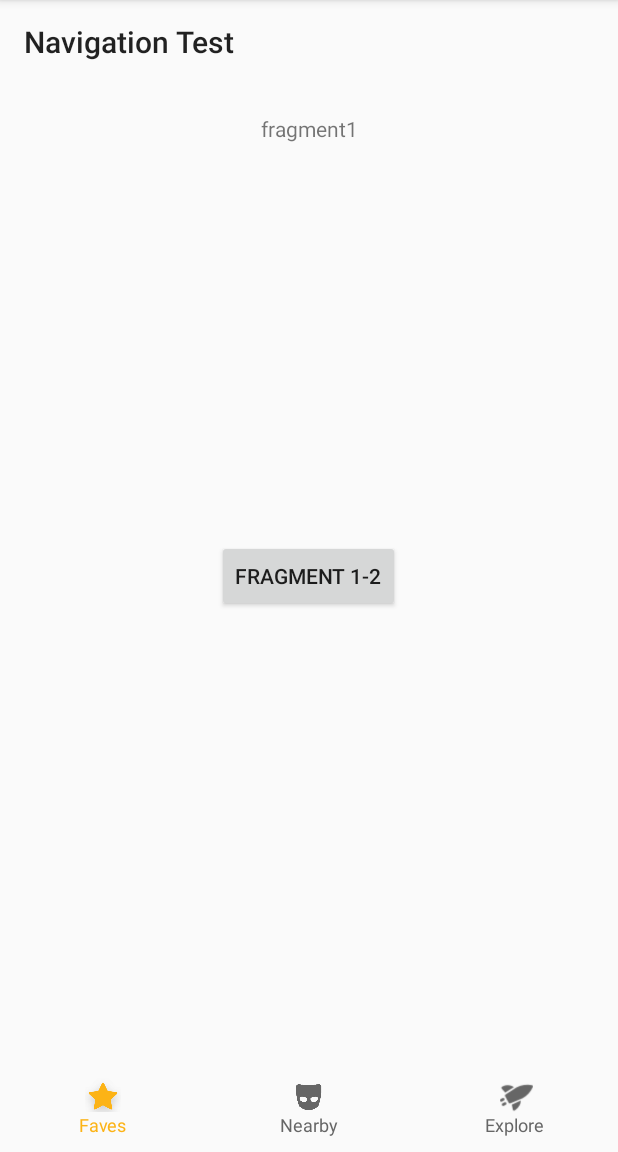
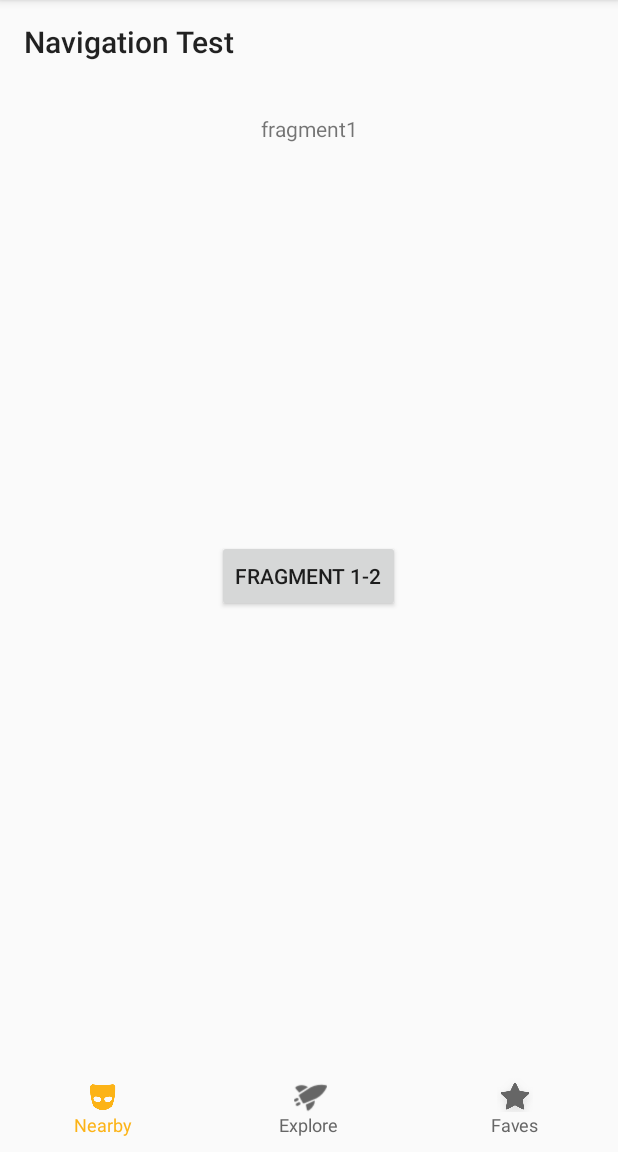
Before and after one commit to JacksonHuangTW1229/MyApplication, an Android app: the screen it shows after launch (MainActivity), on a phone screen of 412 x 824 dp, the part 84-1236 px from its top. Run offline under Robolectric (Android 15) with nearby library versions, the phone set to English and light mode, and no system bars; 1 statement that could not run was skipped.

Commit message:
add HomeTabManager

```diff
--- /dev/null
+++ b/app/src/main/java/com/example/myapplication/HomeTabManager.java
@@ -0,0 +1,225 @@
+package com.example.myapplication;
+
+//
+// Copyright 2016 by Grindr LLC,
+// All rights reserved.
+//
+// This software is confidential and proprietary information of
+// Grindr LLC ("Confidential Information").
+// You shall not disclose such Confidential Information and shall use
+// it only in accordance with the terms of the license agreement
+// you entered into with Grindr LLC.
+//
+
+import android.text.TextUtils;
+
+import java.util.ArrayList;
+import java.util.List;
+
+
+import androidx.annotation.DrawableRes;
+import androidx.annotation.StringDef;
+import androidx.annotation.StringRes;
+import androidx.fragment.app.Fragment;
+import androidx.fragment.app.FragmentManager;
+import androidx.fragment.app.FragmentTransaction;
+
+import static com.example.myapplication.HomeTabManager.FragmentTag.TAG_CASCADE;
+import static com.example.myapplication.HomeTabManager.FragmentTag.TAG_EXPLORE;
+import static com.example.myapplication.HomeTabManager.FragmentTag.TAG_FAVORITES;
+import static com.example.myapplication.HomeTabManager.FragmentTag.TAG_INBOX;
+import static com.example.myapplication.HomeTabManager.FragmentTag.TAG_INTO;
+import static com.example.myapplication.HomeTabManager.FragmentTag.TAG_SUBSCRIPTION;
+import static com.example.myapplication.HomeTabManager.FragmentTag.TAG_UNKNOWN;
+
+public class HomeTabManager {
+    private List<String> tabs = new ArrayList<>();
+
+    @StringDef
+    public @interface FragmentTag {
+        String TAG_CASCADE = "CASCADE";
+        String TAG_INBOX = "INBOX";
+        String TAG_EXPLORE = "EXPLORE";
+        String TAG_INTO = "INTO";
+        String TAG_FAVORITES = "FAVORITES";
+        String TAG_SUBSCRIPTION = "SUBSCRIPTION";
+        String TAG_UNKNOWN = "UNKNOWN";
+    }
+
+
+    FragmentManager fm;
+    MainActivity activity;
+
+    private String selectedFragmentTag;
+//    private boolean isABtestingIntoTab;
+//    private boolean isABtestingExploreMove;
+//    private boolean hasSubscriptionTab;
+    private boolean isInExplore = false;
+
+    public HomeTabManager(MainActivity activity) {
+        this.activity = activity;
+        this.fm = activity.getSupportFragmentManager();
+
+        initTabs();
+    }
+
+    /**
+     * check what tabs we have when create()
+     */
+    private void initTabs() {
+        tabs.add(TAG_CASCADE);
+//        tabs.add(TAG_INBOX);
+//        if (isABtestingIntoTab) {
+//            tabs.add(TAG_INTO);
+//        } else if (!isABtestingExploreMove) {
+            tabs.add(TAG_EXPLORE);
+//        }
+        tabs.add(TAG_FAVORITES);
+//        if (hasSubscriptionTab) {
+//            tabs.add(TAG_SUBSCRIPTION);
+//        }
+    }
+
+    public void onDestroy() {
+        this.activity = null;
+        this.fm = null;
+    }
+
+
+    public @FragmentTag String getHomeTabTag(int position) {
+        if (tabs == null || position < 0 || position >= tabs.size()) {
+            // should not be here, just to avoid OutOfIndexException
+            return TAG_CASCADE;
+        }
+        return tabs.get(position);
+    }
+
+    public int getTabPosition(String homeTabTag) {
+        int position = tabs.indexOf(homeTabTag);
+        return position >= 0 ? position : 0 ;
+    }
+
+    public int getCount() {
+        return tabs.size();
+    }
+
+    public @DrawableRes int getTabIconId(@FragmentTag String homeTabTag) {
+        switch (homeTabTag) {
+            case TAG_FAVORITES:
+                return R.drawable.home_favorites_tab;
+            case TAG_CASCADE:
+                return R.drawable.home_cascade_tab;
+            case TAG_EXPLORE:
+                return R.drawable.home_explore_tab;
+//            case TAG_INTO:
+//                return R.drawable.home_into_tab;
+//            case TAG_INBOX:
+//                return R.drawable.home_inbox_tab;
+//            case TAG_SUBSCRIPTION:
+//                return R.drawable.home_subscription_tab;
+            default:
+                return -1;
+        }
+    }
+
+    public @StringRes int getTabTextId(@FragmentTag String homeTabTag) {
+        switch (homeTabTag) {
+            case TAG_FAVORITES:
+                return R.string.home_tab_favs_text;
+            case TAG_CASCADE:
+                return R.string.home_tab_nearby_text;
+            case TAG_EXPLORE:
+                return R.string.home_tab_explore_text;
+//            case TAG_INTO:
+//                return R.string.home_tab_into_tab_text;
+//            case TAG_INBOX:
+//                return R.string.home_tab_inbox_text;
+//            case TAG_SUBSCRIPTION:
+//                return R.string.home_tab_store_text;
+            default:
+                return -1;
+        }
+    }
+
+    public int getTabDescriptionId(@FragmentTag String homeTabTag) {
+        switch (homeTabTag) {
+            case TAG_FAVORITES:
+                return R.string.home_tab_faves;
+            case TAG_CASCADE:
+                return R.string.home_tab_home;
+            case TAG_EXPLORE:
+                return R.string.home_tab_explore;
+//            case TAG_INTO:
+//                return R.string.home_tab_into_tab;
+//            case TAG_INBOX:
+//                return R.string.home_tab_inbox;
+//            case TAG_SUBSCRIPTION:
+//                return R.string.home_tab_subscription;
+            default:
+                return -1;
+        }
+    }
+
+    public void setInExplore(boolean inExplore) {
+        isInExplore = inExplore;
+    }
+
+    public void selectTab(@FragmentTag String targetTag) {
+//
+//        if (isABtestingExploreMove) {
+//            if (targetTag.equals(TAG_EXPLORE)) {
+//                isInExplore = true;
+//            } else if (targetTag.equals(TAG_CASCADE) && isInExplore) {
+//                targetTag = TAG_EXPLORE;
+//            }
+//        }
+
+        String previousFragmentTag = selectedFragmentTag;
+        if (TextUtils.equals(previousFragmentTag, targetTag)) {
+            return;
+        }
+        Fragment lastSelectedFragment = fm.findFragmentByTag(selectedFragmentTag);
+        FragmentTransaction transaction = fm.beginTransaction();
+        if (lastSelectedFragment != null) {
+            transaction.hide(lastSelectedFragment);
+        }
+        selectedFragmentTag = targetTag;
+        Fragment fragment = fm.findFragmentByTag(targetTag);
+        if (fragment == null) {
+            switch (targetTag) {
+                case TAG_CASCADE:
+                    fragment = new MyFragment1();
+                    break;
+//                case TAG_INBOX:
+//                    fragment = new InboxFragment();
+//                    break;
+                case TAG_EXPLORE:
+                    fragment = new MyFragment2();
+                    break;
+                case TAG_FAVORITES:
+                    fragment = new MyFragment3();
+                    break;
+//                case TAG_SUBSCRIPTION:
+//                    fragment = storeFragmentFactory.newInstance(PurchaseConstants.PURCHASE_SOURCE_NAV_BAR);
+//                    break;
+//                case TAG_INTO:
+//                    fragment = new IntoTabFragment();
+//                    break;
+            }
+            transaction.add(R.id.fragment_container, fragment, targetTag);
+        }
+        transaction.show(fragment);
+        // Note: we are purposely allowing state loss. If we lose state, it's better than crashing.
+        // Articles online suggest using this method as a last resort:
+        // https://www.androiddesignpatterns.com/2013/08/fragment-transaction-commit-state-loss.html
+        // We've inspected the places we called commitNow() and they seem ok given the article above.
+        // We still are seeing exceptions however, so we just accept the state loss if HomeActivity
+        // restore another fragment instead.
+        transaction.commitNowAllowingStateLoss();
+//        activity.selectDrawerFilter(permissionDeniedForFragment ? TAG_UNKNOWN : targetTag);
+    }
+
+    public Fragment getSelectedFragment() {
+        return selectedFragmentTag != null ? fm.findFragmentByTag(selectedFragmentTag) : null;
+    }
+}
--- a/app/src/main/java/com/example/myapplication/MainActivity.kt
+++ b/app/src/main/java/com/example/myapplication/MainActivity.kt
@@ -8,8 +8,10 @@ import android.widget.TextView
 import androidx.annotation.DrawableRes
 import androidx.annotation.StringRes
 import androidx.appcompat.app.AppCompatActivity
+import androidx.fragment.app.Fragment
 import androidx.navigation.NavController
 import androidx.navigation.fragment.NavHostFragment
+import com.example.myapplication.HomeTabManager.FragmentTag.TAG_CASCADE
 import com.google.android.material.tabs.TabLayout
 import kotlinx.android.synthetic.main.activity_nav.activity_home_tabs_bottom
 
@@ -17,101 +19,75 @@ class MainActivity : AppCompatActivity(), TabLayout.OnTabSelectedListener {
 
 
     var mNavController : NavController? = null
+    lateinit var tabManager : HomeTabManager
 
     override fun onCreate(savedInstanceState: Bundle?) {
         super.onCreate(savedInstanceState)
 
         setContentView(R.layout.activity_nav)
 
-        val host: NavHostFragment = supportFragmentManager
-            .findFragmentById(R.id.nav_host_fragment) as NavHostFragment? ?: return
-
-        mNavController = host.navController
-
-        mNavController?.addOnDestinationChangedListener { navController, destination, arguments ->
-            val dest: String = try {
-                resources.getResourceName(destination.id)
-            } catch (e: Resources.NotFoundException) {
-                Integer.toString(destination.id)
-            }
-
-//            Toast.makeText(this@MainActivity, "Navigated to $dest",
-//                Toast.LENGTH_SHORT).show()
-            Log.d("testtt", "Navigated to $dest")
-
-//            toolbar.title = destination.id.toString()
-        }
-
-//        NavigationUI.setupWithNavController(bottom_nav, mNavController!!)
-//            Navigation.findNavController(this, R.id.nav_host_fragment))
-
+        tabManager = HomeTabManager(this)
         setupTabLayout()
     }
 
     fun setupTabLayout() {
-        for (i in 0 until 3) {
+
+        val selectedTabPosition = tabManager.getTabPosition(TAG_CASCADE)
+
+        for (i in 0 until tabManager.getCount()) {
             val tab = activity_home_tabs_bottom.newTab()
+            val homeTabTag = tabManager.getHomeTabTag(i)
 
             val tabView = HomeTabView(this)
-            tabView.setImageResource(getTabIconId(i))
-            tabView.setText(getTabTextId(i))
+            tabView.setImageResource(tabManager.getTabIconId(homeTabTag))
+            tabView.setText(tabManager.getTabTextId(homeTabTag))
             tab.setCustomView(tabView)
+                .setContentDescription(getString(tabManager.getTabDescriptionId(homeTabTag)))
             activity_home_tabs_bottom.addTab(tab)
         }
+
         activity_home_tabs_bottom.addOnTabSelectedListener(this)
+
+        activity_home_tabs_bottom.getTabAt(selectedTabPosition)!!.select()
+        onBottomNavItemSelected(selectedTabPosition)
     }
 
-    @DrawableRes
-    fun getTabIconId(position : Int): Int {
-        when (position) {
-            0 -> return R.drawable.home_favorites_tab
-            1 -> return R.drawable.home_cascade_tab
-            2 -> return R.drawable.home_explore_tab
-            else -> return -1
-        }
-    }
-
-    @StringRes
-    fun getTabTextId(position : Int): Int {
-        when (position) {
-            0 -> return R.string.home_tab_favs_text
-            1 -> return R.string.home_tab_nearby_text
-            2 -> return R.string.home_tab_explore_text
-            else -> return -1
-        }
+    fun onBottomNavItemSelected(position: Int) {
+        tabManager.selectTab(tabManager.getHomeTabTag(position))
     }
 
     override fun onTabReselected(tab: TabLayout.Tab?) {
-//        Log.d("testtt", "onTabReselected to $tab")
+        // do nothing
     }
 
     override fun onTabUnselected(tab: TabLayout.Tab?) {
-//        Log.d("testtt", "onTabUnselected to $tab")
+        // do nothing
     }
 
     override fun onTabSelected(tab: TabLayout.Tab) {
         val position = tab.position
-
         Log.d("testtt", "onTabSelected to $position")
-
-        when (position) {
-            0 -> mNavController?.navigate(R.id.myFragment1)
-            1 -> mNavController?.navigate(R.id.myFragment2)
-            2 -> mNavController?.navigate(R.id.myFragment3)
-        }
+        onBottomNavItemSelected(tab.position)
     }
 
-//    fun createTaskStackIntent() {
-//        val detailsIntent = Intent(this, MainActivity::class.java)
-//
-//        val pendingIntent: PendingIntent? = TaskStackBuilder.create(this)
-//            // add all of DetailsActivity's parents to the stack,
-//            // followed by DetailsActivity itself
-//            .addNextIntentWithParentStack(detailsIntent)
-//            .getPendingIntent(0, PendingIntent.FLAG_UPDATE_CURRENT)
-//
-//        val builder = NotificationCompat.Builder(this)
-//            .setContentIntent(pendingIntent)
-//    }
 
+    override fun onBackPressed() {
+        val fragment = tabManager.selectedFragment
+        if (fragment is BaseFragment) {
+            if (fragment.handleBackPressed()) {
+                // already handle
+                return
+            }
+        }
+        val position = activity_home_tabs_bottom.selectedTabPosition
+        if (position != tabManager.getTabPosition(TAG_CASCADE)) {
+            // back to cascade tab
+            val selectedTabPosition = tabManager.getTabPosition(TAG_CASCADE)
+            activity_home_tabs_bottom.getTabAt(selectedTabPosition)!!.select()
+            onBottomNavItemSelected(selectedTabPosition)
+            return
+        }
+
+        super.onBackPressed()
+    }
 }
--- a/app/src/main/res/layout/activity_nav.xml
+++ b/app/src/main/res/layout/activity_nav.xml
@@ -18,15 +18,25 @@
 
     </androidx.appcompat.widget.Toolbar>
 
-    <fragment
-        android:id="@+id/nav_host_fragment"
-        android:name="androidx.navigation.fragment.NavHostFragment"
+    <FrameLayout
+        android:id="@+id/fragment_container"
         android:layout_width="match_parent"
         android:layout_height="0dp"
         android:layout_weight="1"
-        app:defaultNavHost="true"
-        app:navGraph="@navigation/nav_graph"
-        />
+        >
+
+
+    </FrameLayout>
+
+    <!--<fragment-->
+        <!--android:id="@+id/nav_host_fragment"-->
+        <!--android:name="androidx.navigation.fragment.NavHostFragment"-->
+        <!--android:layout_width="match_parent"-->
+        <!--android:layout_height="0dp"-->
+        <!--android:layout_weight="1"-->
+        <!--app:defaultNavHost="true"-->
+        <!--app:navGraph="@navigation/nav_graph"-->
+        <!--/>-->
 
     <!--<com.google.android.material.bottomnavigation.BottomNavigationView-->
         <!--android:id="@+id/bottom_nav"-->
```
Also changed, not shown: app/src/main/java/com/example/myapplication/BaseFragment.kt (+15 -0 lines), app/src/main/java/com/example/myapplication/MyFragment1.kt (+6 -4 lines), app/src/main/java/com/example/myapplication/MyFragment2.kt (+4 -4 lines).
